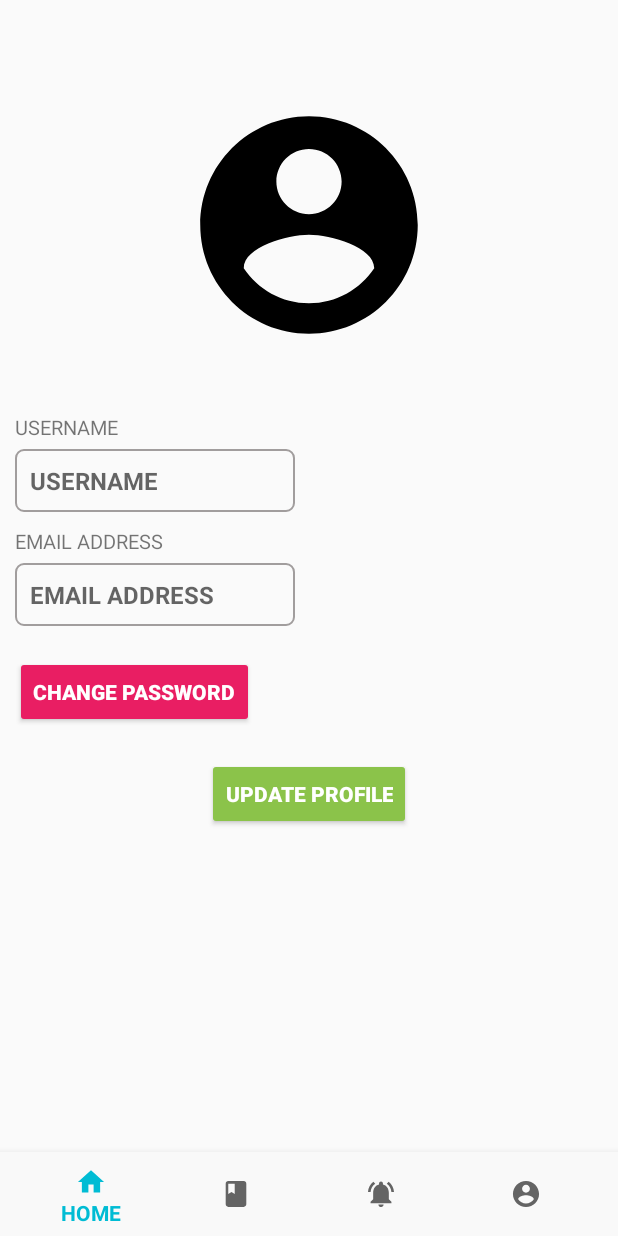
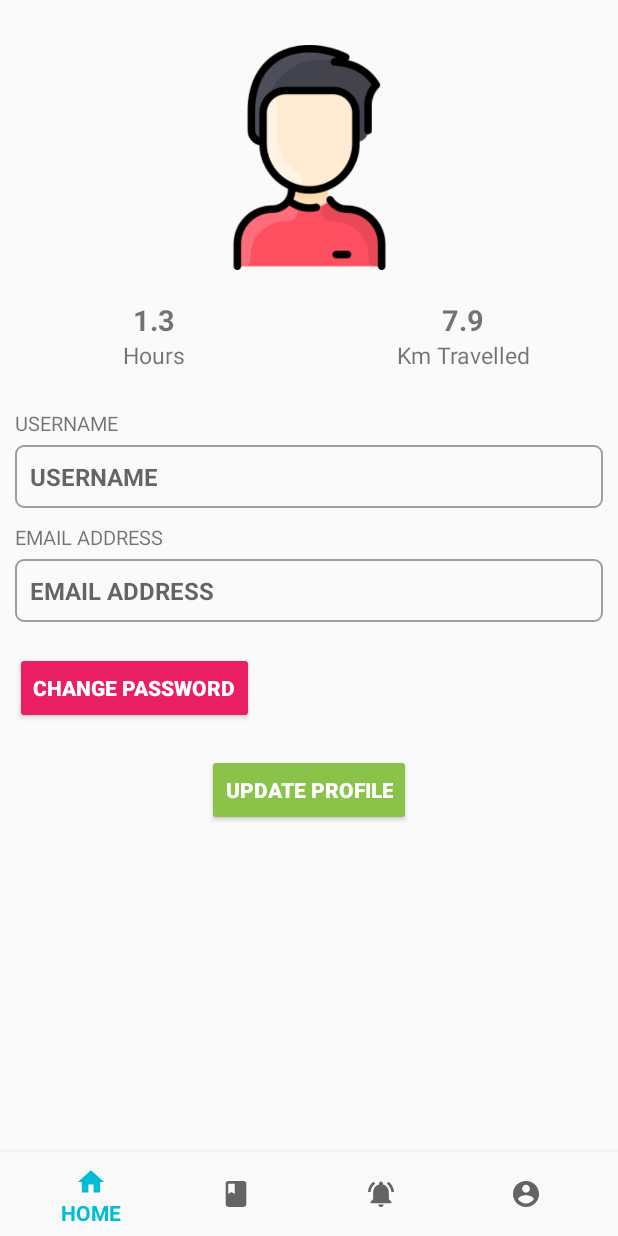
Before and after one commit to lazyKT/SingBike, an Android app: the fragment ProfileFragment placed in its activity, on a phone screen of 412 x 824 dp. Run offline under Robolectric (Android 15) with nearby library versions, the phone set to English and light mode, and no system bars; our stand-ins replace Volley; network calls fail.

Commit message:
Layout Updates

```diff
--- a/app/src/main/java/com/example/singbike/Fragments/AccountTab/ProfileFragment.java
+++ b/app/src/main/java/com/example/singbike/Fragments/AccountTab/ProfileFragment.java
@@ -57,7 +57,7 @@ public class ProfileFragment extends Fragment {
 
         final EditText usernameET = view.findViewById (R.id.unameET_profile);
         final EditText emailET = view.findViewById (R.id.emailET_profile);
-        final Button changePasswordButton = view.findViewById (R.id.changePwdBtn);
+        final Button changePasswordButton = view.findViewById (R.id.changePwdButton);
 
         /* fetch user details */
         requestQueue = Volley.newRequestQueue(requireActivity());
--- a/app/src/main/res/layout/fragment_profile.xml
+++ b/app/src/main/res/layout/fragment_profile.xml
@@ -8,16 +8,80 @@
 
     <ImageView
         android:id="@+id/avatarIV_profile"
-        android:layout_width="200dp"
-        android:layout_height="200dp"
+        android:layout_width="150dp"
+        android:layout_height="150dp"
         android:layout_marginStart="10dp"
-        android:layout_marginTop="50dp"
+        android:layout_marginTop="30dp"
         android:layout_marginEnd="10dp"
+        android:background="@drawable/round_corner"
+        android:src="@drawable/man"
         app:layout_constraintEnd_toEndOf="parent"
         app:layout_constraintStart_toStartOf="parent"
         app:layout_constraintTop_toTopOf="parent"
-        app:srcCompat="@drawable/menu_account_foreground"
-        tools:srcCompat="@tools:sample/avatars" />
+        android:contentDescription="@string/app_name" />
+
+    <LinearLayout
+        android:id="@+id/statsLayout"
+        android:layout_width="match_parent"
+        android:layout_height="wrap_content"
+        android:layout_marginTop="20dp"
+        android:gravity="center_vertical"
+        android:orientation="horizontal"
+        android:weightSum="1"
+        app:layout_constraintEnd_toEndOf="parent"
+        app:layout_constraintStart_toStartOf="parent"
+        app:layout_constraintTop_toBottomOf="@+id/avatarIV_profile">
+
+        <TextView
+            android:id="@+id/totalTimeTravelled"
+            android:layout_width="0dp"
+            android:layout_height="wrap_content"
+            android:layout_weight="0.5"
+            android:text="@string/dummy_time"
+            android:textAlignment="center"
+            android:textSize="19sp"
+            android:textStyle="bold" />
+
+        <TextView
+            android:id="@+id/totalDistanceTravelled"
+            android:layout_width="0dp"
+            android:layout_height="wrap_content"
+            android:layout_weight="0.5"
+            android:text="@string/dummy_distance"
+            android:textAlignment="center"
+            android:textSize="19sp"
+            android:textStyle="bold" />
+
+    </LinearLayout>
+
+    <LinearLayout
+        android:id="@+id/statsUnitLayout"
+        android:layout_width="match_parent"
+        android:layout_height="wrap_content"
+        android:gravity="center_vertical"
+        android:orientation="horizontal"
+        android:weightSum="1"
+        app:layout_constraintEnd_toEndOf="parent"
+        app:layout_constraintStart_toStartOf="parent"
+        app:layout_constraintTop_toBottomOf="@+id/statsLayout">
+
+        <TextView
+            android:layout_width="0dp"
+            android:layout_height="wrap_content"
+            android:layout_weight="0.5"
+            android:text="@string/hours"
+            android:textAlignment="center"
+            android:textSize="15sp" />
+
+        <TextView
+            android:layout_width="0dp"
+            android:layout_height="wrap_content"
+            android:layout_weight="0.5"
+            android:text="@string/km_travelled"
+            android:textAlignment="center"
+            android:textSize="15sp" />
+
+    </LinearLayout>
 
     <TextView
         android:id="@+id/textView10"
@@ -28,13 +92,14 @@
         android:text="@string/username"
         android:textSize="13sp"
         app:layout_constraintStart_toStartOf="parent"
-        app:layout_constraintTop_toBottomOf="@+id/avatarIV_profile" />
+        app:layout_constraintTop_toBottomOf="@+id/statsUnitLayout" />
 
     <EditText
         android:id="@+id/unameET_profile"
-        android:layout_width="wrap_content"
+        android:layout_width="match_parent"
         android:layout_height="wrap_content"
         android:layout_marginStart="10dp"
+        android:layout_marginEnd="10dp"
         android:layout_marginTop="5dp"
         android:background="@drawable/edit_text_border"
         android:ems="10"
@@ -44,7 +109,8 @@
         android:textSize="16sp"
         android:textStyle="bold"
         app:layout_constraintStart_toStartOf="parent"
-        app:layout_constraintTop_toBottomOf="@+id/textView10" />
+        app:layout_constraintTop_toBottomOf="@+id/textView10"
+        android:autofillHints="@string/username" />
 
     <TextView
         android:id="@+id/textView11"
@@ -59,22 +125,24 @@
 
     <EditText
         android:id="@+id/emailET_profile"
-        android:layout_width="wrap_content"
+        android:layout_width="match_parent"
         android:layout_height="wrap_content"
         android:layout_marginStart="10dp"
+        android:layout_marginEnd="10dp"
         android:layout_marginTop="5dp"
         android:background="@drawable/edit_text_border"
         android:ems="10"
         android:hint="@string/email"
-        android:inputType="textPersonName"
+        android:inputType="textEmailAddress"
         android:padding="10dp"
         android:textSize="16sp"
         android:textStyle="bold"
         app:layout_constraintStart_toStartOf="parent"
-        app:layout_constraintTop_toBottomOf="@+id/textView11" />
+        app:layout_constraintTop_toBottomOf="@+id/textView11"
+        android:autofillHints="@string/email" />
 
     <Button
-        android:id="@+id/changePwdBtn"
+        android:id="@+id/changePwdButton"
         android:layout_width="wrap_content"
         android:layout_height="wrap_content"
         android:layout_marginStart="10dp"
@@ -98,6 +166,6 @@
         android:textStyle="bold"
         app:layout_constraintEnd_toEndOf="parent"
         app:layout_constraintStart_toStartOf="parent"
-        app:layout_constraintTop_toBottomOf="@+id/changePwdBtn" />
+        app:layout_constraintTop_toBottomOf="@+id/changePwdButton" />
 
 </androidx.constraintlayout.widget.ConstraintLayout>
--- a/app/src/main/res/values/strings.xml
+++ b/app/src/main/res/values/strings.xml
@@ -1,5 +1,5 @@
 <resources>
-    <string name="app_name">SingBike</string>
+    <string name="app_name">SinBike</string>
 
     <string name="ok">Okay</string>
     <string name="cancel">Cancel</string>
@@ -62,6 +62,10 @@
     <string name="edit_profile">Edit Profile</string>
     <string name="change_pwd">Change Password</string>
     <string name="update">UPDATE PROFILE</string>
+    <string name="dummy_time">1.3</string>
+    <string name="dummy_distance">7.9</string>
+    <string name="hours">Hours</string>
+    <string name="km_travelled">Km Travelled</string>
 
     <!-- change password -->
     <string name="currentPassword">Current Password</string>
@@ -78,6 +82,7 @@
     <string-array name="account_options">
         <item>Achievements</item>
         <item>Wallet</item>
+        <item>Ride History</item>
         <item>Help Centre</item>
         <item>Report</item>
         <item>Log Out</item>
@@ -143,5 +148,8 @@
     <string name="bikeID">Bike ID :</string>
     <string name="bikeDetails">Bike Details</string>
 
+    <!-- Ride History -->
+    <string name="ride_history">Ride History</string>
+    <string name="recent_rides">Recent Rides</string>
 
 </resources>
```
Also changed, not shown: app/src/main/java/com/example/singbike/Fragments/AccountFragment.java (+13 -4 lines), app/src/main/java/com/example/singbike/Fragments/AccountTab/RideHistoryFragment.java (added, +11 -0 lines), app/src/main/res/layout/fragment_account.xml (+4 -3 lines), app/src/main/res/layout/fragment_ride_history.xml (added, +52 -0 lines), app/src/main/res/layout/top_up_bottomsheet.xml (+12 -6 lines), app/src/main/res/drawable/man.png (added).
